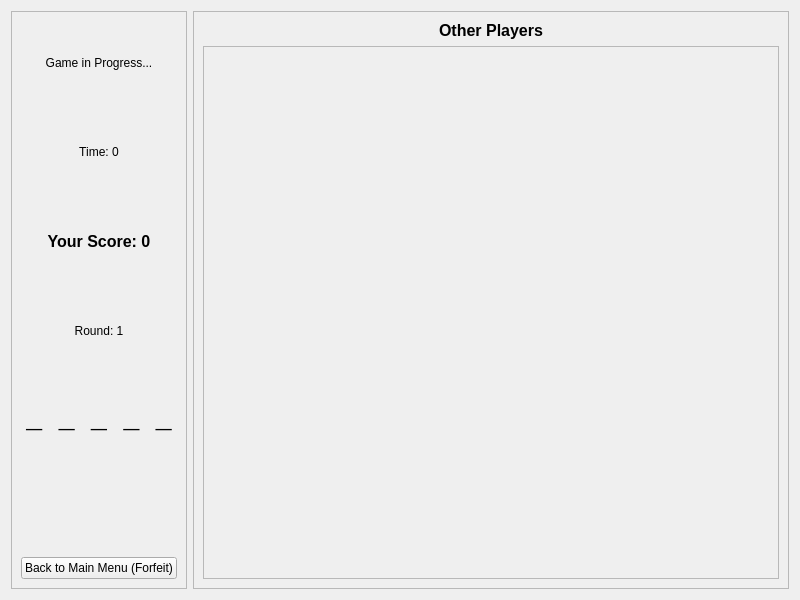
Before: the Qt Designer form python_client/views/ui/qt_multiplayer_game_view.ui in YuriHa-op/Hangman, drawn with Qt 5.
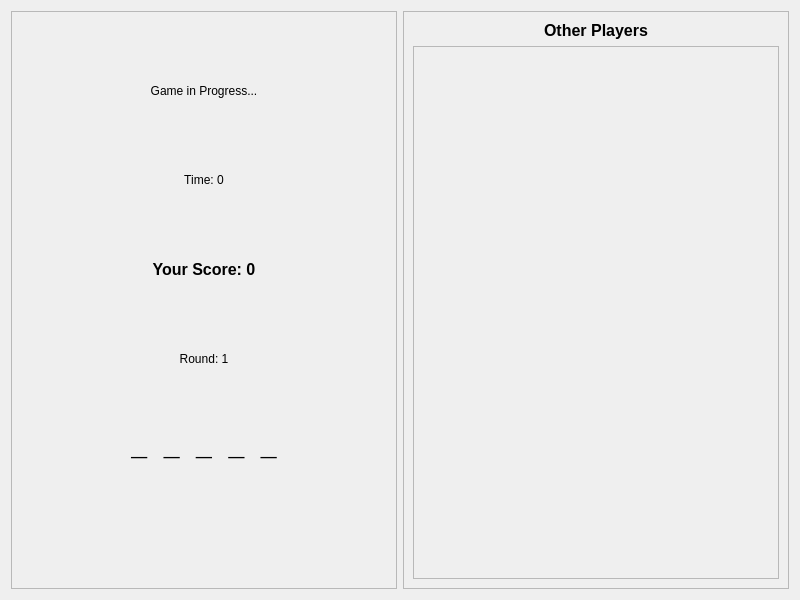
After: the same form once the commit is applied.

Patch:
```diff
--- a/python_client/views/ui/qt_multiplayer_game_view.ui
+++ b/python_client/views/ui/qt_multiplayer_game_view.ui
@@ -20,6 +20,42 @@
       <enum>QFrame::StyledPanel</enum>
      </property>
      <layout class="QVBoxLayout" name="left_layout">
+      <item>
+       <layout class="QHBoxLayout" name="horizontalLayout">
+        <property name="leftMargin">
+         <number>0</number>
+        </property>
+        <item>
+         <widget class="QPushButton" name="leave_button">
+          <property name="text">
+           <string/>
+          </property>
+          <property name="iconSize">
+           <size>
+            <width>24</width>
+            <height>24</height>
+           </size>
+          </property>
+          <property name="flat">
+           <bool>true</bool>
+          </property>
+         </widget>
+        </item>
+        <item>
+         <spacer name="horizontalSpacer">
+          <property name="orientation">
+           <enum>Qt::Horizontal</enum>
+          </property>
+          <property name="sizeHint" stdset="0">
+           <size>
+            <width>40</width>
+            <height>20</height>
+           </size>
+          </property>
+         </spacer>
+        </item>
+       </layout>
+      </item>
       <item>
        <widget class="QLabel" name="status_label">
         <property name="text">
@@ -89,13 +125,6 @@
       <item>
        <widget class="QWidget" name="virtual_keyboard_container" native="true"/>
       </item>
-      <item>
-       <widget class="QPushButton" name="main_menu_button">
-        <property name="text">
-         <string>Back to Main Menu (Forfeit)</string>
-        </property>
-       </widget>
-      </item>
      </layout>
     </widget>
    </item>
```
